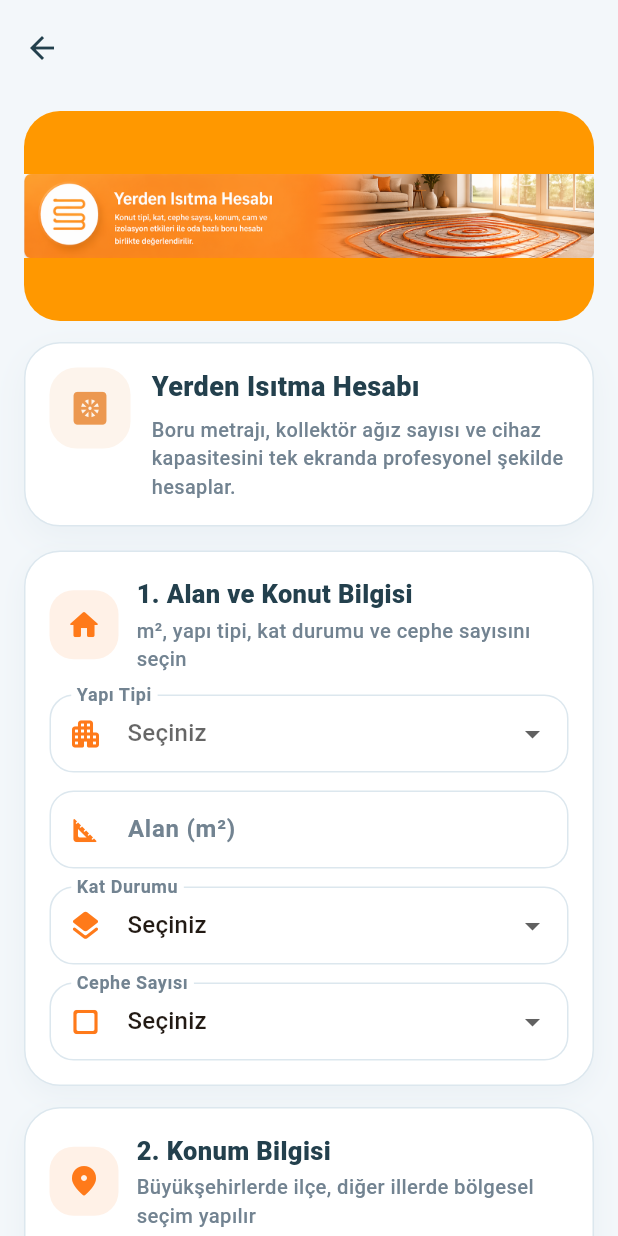
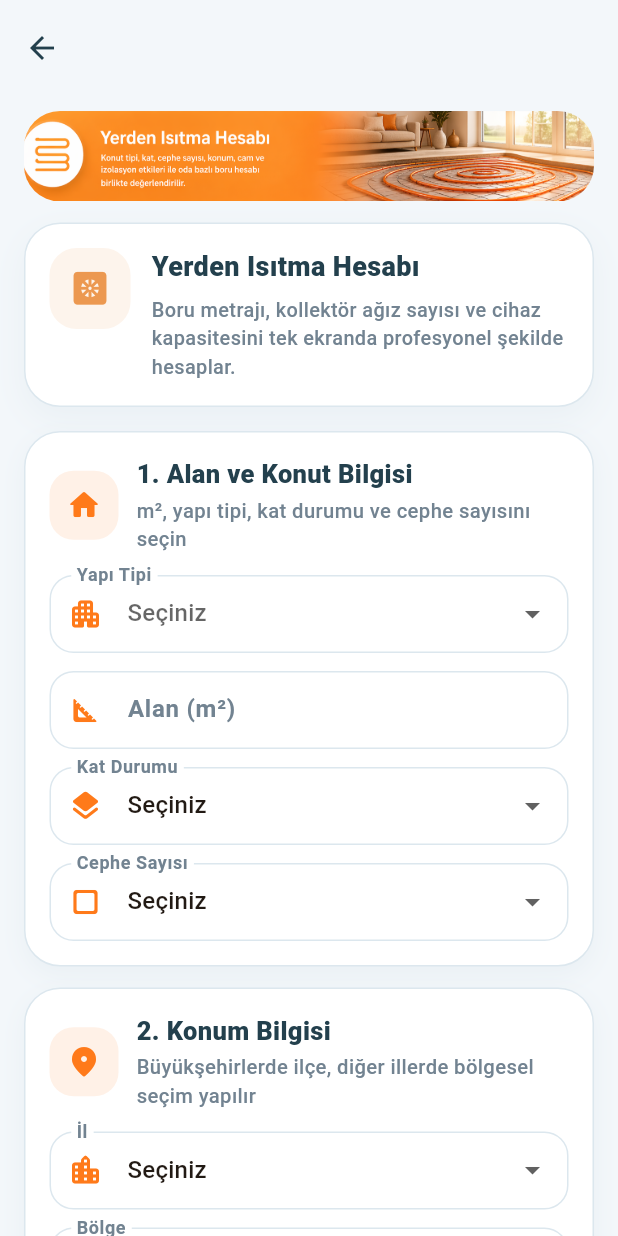
Before and after one commit to catasmuh-beep/termoplan, a Flutter app: the UnderfloorHeatingPage screen opened directly, on a phone screen of 412 x 824 dp. Run offline on Flutter 3.47's test engine with Material 3 defaults, Android fonts, the phone set to English and light mode, and no system bars; our stand-ins replace pdf, printing, share_plus; Roboto replaces fonts that are missing (Arial).

Commit message:
Update icon and fix underfloor header

```diff
--- a/lib/pages/underfloor_heating_page.dart
+++ b/lib/pages/underfloor_heating_page.dart
@@ -1019,7 +1019,7 @@ class _UnderfloorHeatingPageState extends State<UnderfloorHeatingPage> {
 
 await Share.shareXFiles(
   [file],
-  text: 'TermoPlan ile hazırladığım ısıtma hesabı raporunu paylaşıyorum.',
+  text: 'TermoPlan ile hazırladığım yerden ısıtma hesabı raporunu paylaşıyorum.',
   sharePositionOrigin: box.localToGlobal(Offset.zero) & box.size,
 );
     } catch (e) {
@@ -1540,14 +1540,12 @@ String? _validateInputs() {
   Widget _buildHeroCard(_TermoTheme theme) {
   return ClipRRect(
     borderRadius: BorderRadius.circular(24),
-    child: Container(
-      height: 140,
-      width: double.infinity,
-      color: Colors.orange,
+    child: AspectRatio(
+      aspectRatio: 6.30,
       child: Image.asset(
         'assets/header/underfloor_header_clean.png',
-        fit: BoxFit.fitWidth,
-        alignment: Alignment.centerRight,
+        fit: BoxFit.cover,
+        width: double.infinity,
       ),
     ),
   );
--- a/pubspec.yaml
+++ b/pubspec.yaml
@@ -32,3 +32,8 @@ flutter:
     - assets/header/
     - assets/fonts/Roboto-Regular.ttf
     - assets/fonts/Roboto-Bold.ttf
+
+flutter_launcher_icons:
+  android: true
+  ios: true
+  image_path: assets/icon/app_icon.png
```
